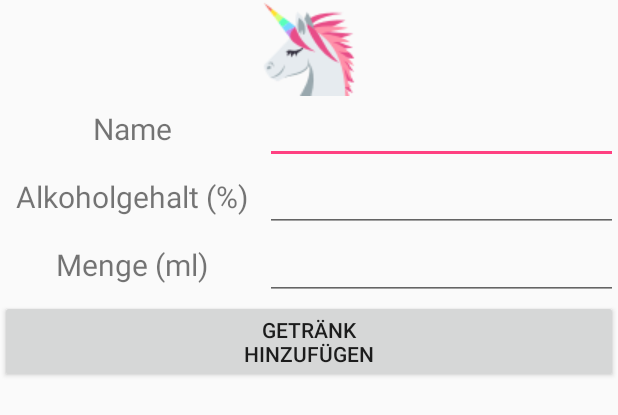
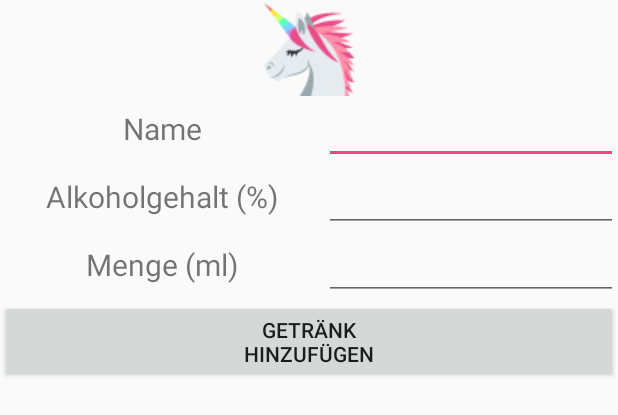
Before and after one commit to AhiruSoftwareCompany/alcoholtestapp, an Android app: the layout dialog_add_custom_drink.xml on its own in the app's theme, with its tools: preview values and no code run, on a phone screen of 412 x 824 dp. Shown: the top 415 px of the screen. Run offline under Robolectric (Android 15) with nearby library versions, the phone set to English and light mode, and no system bars.

Commit message:
Improved layout

```diff
--- a/app/src/main/AndroidManifest.xml
+++ b/app/src/main/AndroidManifest.xml
@@ -1,7 +1,7 @@
 <?xml version="1.0" encoding="utf-8"?>
 <manifest xmlns:android="http://schemas.android.com/apk/res/android"
     package="de.klaushackner.alcoholtest"
-    android:versionName="0.2">
+    android:versionName="0.3">
 
     <uses-sdk android:minSdkVersion="19" />
 
--- a/app/src/main/java/de/klaushackner/alcoholtest/MainActivity.java
+++ b/app/src/main/java/de/klaushackner/alcoholtest/MainActivity.java
@@ -423,7 +423,7 @@ public class MainActivity extends AppCompatActivity {
             final TextView title = (TextView) dialog.findViewById(android.R.id.title);
             if (title != null) {
                 title.setTextAlignment(View.TEXT_ALIGNMENT_CENTER);
-                title.setPadding(0, 8, 0, 6);
+                title.setPadding(0, 20, 0, 20);
             }
 
             final MixtureAdapter mixtureAdapter = new MixtureAdapter(this, new ArrayList<Mixture>());
--- a/app/src/main/res/layout/activity_modify_user.xml
+++ b/app/src/main/res/layout/activity_modify_user.xml
@@ -11,7 +11,7 @@
         <TextView
             android:layout_width="wrap_content"
             android:layout_height="wrap_content"
-            android:text="User editieren"
+            android:text="@string/edit_existing_user"
             android:textAppearance="@android:style/TextAppearance.Large" />
 
         <TextView
@@ -97,7 +97,7 @@
             android:id="@+id/saveUser"
             android:layout_width="match_parent"
             android:layout_height="wrap_content"
-            android:text="User speichern" />
+            android:text="@string/save_user" />
 
     </LinearLayout>
 
--- a/app/src/main/res/layout/dialog_add_custom_drink.xml
+++ b/app/src/main/res/layout/dialog_add_custom_drink.xml
@@ -1,7 +1,7 @@
 <?xml version="1.0" encoding="utf-8"?>
 <LinearLayout xmlns:android="http://schemas.android.com/apk/res/android"
     android:layout_width="match_parent"
-    android:layout_height="match_parent"
+    android:layout_height="wrap_content"
     android:orientation="vertical">
 
     <ImageView
@@ -20,7 +20,7 @@
 
         <TableRow
             android:layout_width="match_parent"
-            android:layout_height="match_parent">
+            android:layout_height="wrap_content">
 
             <TextView
                 android:layout_width="match_parent"
@@ -32,30 +32,32 @@
 
             <EditText
                 android:id="@+id/name"
-                android:layout_width="wrap_content"
+                android:layout_width="match_parent"
                 android:layout_height="wrap_content"
                 android:layout_weight="1"
                 android:ems="10"
                 android:gravity="start"
-                android:inputType="text|textPersonName" />
+                android:inputType="text" />
 
         </TableRow>
 
         <TableRow
             android:layout_width="match_parent"
-            android:layout_height="match_parent">
+            android:layout_height="wrap_content">
 
             <TextView
+                android:id="@+id/textView"
                 android:layout_width="match_parent"
                 android:layout_height="wrap_content"
                 android:layout_weight="1"
-                android:gravity="center"
+                android:ems="10"
+                android:gravity="center_horizontal"
                 android:text="@string/percentage"
                 android:textSize="20sp" />
 
             <EditText
                 android:id="@+id/percentage"
-                android:layout_width="wrap_content"
+                android:layout_width="match_parent"
                 android:layout_height="wrap_content"
                 android:layout_weight="1"
                 android:ems="10"
@@ -65,7 +67,7 @@
 
         <TableRow
             android:layout_width="match_parent"
-            android:layout_height="match_parent">
+            android:layout_height="wrap_content">
 
             <TextView
                 android:id="@+id/textView3"
@@ -78,7 +80,7 @@
 
             <EditText
                 android:id="@+id/amount"
-                android:layout_width="wrap_content"
+                android:layout_width="match_parent"
                 android:layout_height="wrap_content"
                 android:layout_weight="1"
                 android:ems="10"
--- a/app/src/main/res/values/strings.xml
+++ b/app/src/main/res/values/strings.xml
@@ -1,6 +1,5 @@
 <resources>
     <string name="app_name">Alkoholtester</string>
-    <string name="create_new_user">Neuen Benutzer erstellen</string>
     <string name="wronginput">Fehler! Bitte überprüfe Deine Eingaben</string>
     <string name="no_information">k. A.</string>
     <string name="press_back_again_to_leave">Nochmal drücken, um zu verlassen</string>
@@ -8,6 +7,8 @@
     <string name="add_drink_button">Getränk\nhinzufügen</string>
     <string name="about_text">© 2017 Klaus Hackner\n\nAlcoholtest App for Android\n\nSource: https://github.com/dieechtenilente/alcoholtestapp\n\nEmoji artwork provided by EmojiOne.\nhttp://emojione.com/</string>
     <string name="add_user">Einen Benutzer hinzufügen</string>
+    <string name="create_new_user">Neuen Benutzer erstellen</string>
+    <string name="edit_existing_user">Benutzer bearbeiten</string>
     <string name="you_selected">Ausgewählt:</string>
     <string name="consumed_drinks">Alkoholische Getränke\nintus</string>
     <string name="add_drink">Ein Getränk hinzufügen …</string>
@@ -27,6 +28,7 @@
     <string name="bac">Promille (‰)</string>
     <string name="bacNoChar">Promille</string>
     <string name="create_user">Benutzer erstellen</string>
+    <string name="save_user">Benutzer speichern</string>
     <string name="switch_user">Benutzer wechseln</string>
     <string name="edit_current_user">Aktuellen Benutzer editieren</string>
     <string name="remove_current_user">Aktuellen Benutzer löschen</string>
```
